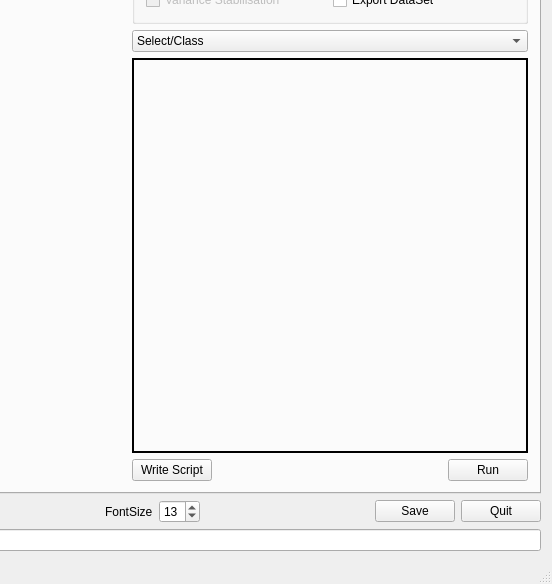
This is metabolabpy/ui/metabolabpy_mainwindow_mac.ui in ludwigc/metabolabpy as Qt 5 draws it before an edit; both pictures show x 786 to 1338 and y 203 to 787 of the 1338 by 787 pixel window. The edited form follows.
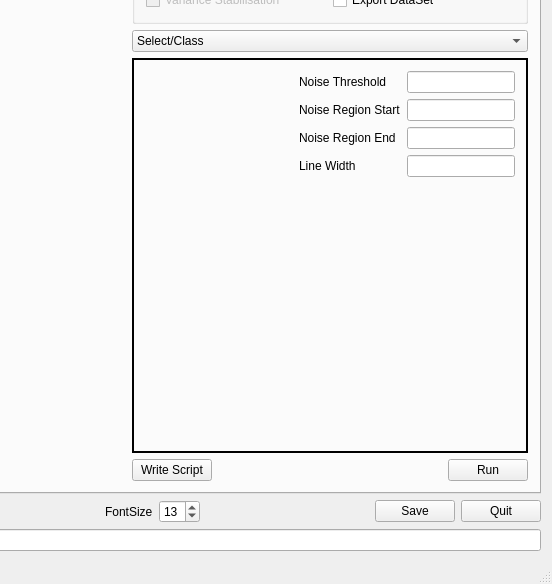
This is the edited form. The open tabs and pages were chosen to show the change. Custom widgets are drawn as their Qt base class.

Commit message: data pre-processing options finished

The edit to the form file:
```diff
--- a/metabolabpy/ui/metabolabpy_mainwindow_mac.ui
+++ b/metabolabpy/ui/metabolabpy_mainwindow_mac.ui
@@ -426,8 +426,150 @@
              </layout>
             </widget>
             <widget class="QWidget" name="segmentalAlignmentTab"/>
-            <widget class="QWidget" name="noiseFilteringTab"/>
-            <widget class="QWidget" name="bucketSpectraTab"/>
+            <widget class="QWidget" name="noiseFilteringTab">
+             <layout class="QGridLayout" name="gridLayout_15">
+              <item row="0" column="0">
+               <spacer name="horizontalSpacer_8">
+                <property name="orientation">
+                 <enum>Qt::Horizontal</enum>
+                </property>
+                <property name="sizeHint" stdset="0">
+                 <size>
+                  <width>136</width>
+                  <height>20</height>
+                 </size>
+                </property>
+               </spacer>
+              </item>
+              <item row="0" column="1">
+               <layout class="QHBoxLayout" name="horizontalLayout_45">
+                <item>
+                 <layout class="QVBoxLayout" name="verticalLayout_16">
+                  <item>
+                   <widget class="QLabel" name="label_59">
+                    <property name="text">
+                     <string>Noise Threshold</string>
+                    </property>
+                   </widget>
+                  </item>
+                  <item>
+                   <widget class="QLabel" name="label_60">
+                    <property name="text">
+                     <string>Noise Region Start</string>
+                    </property>
+                   </widget>
+                  </item>
+                  <item>
+                   <widget class="QLabel" name="label_61">
+                    <property name="text">
+                     <string>Noise Region End</string>
+                    </property>
+                   </widget>
+                  </item>
+                  <item>
+                   <widget class="QLabel" name="label_62">
+                    <property name="text">
+                     <string>Line Width</string>
+                    </property>
+                   </widget>
+                  </item>
+                 </layout>
+                </item>
+                <item>
+                 <layout class="QVBoxLayout" name="verticalLayout_15">
+                  <item>
+                   <widget class="QLineEdit" name="noiseThresholdLE"/>
+                  </item>
+                  <item>
+                   <widget class="QLineEdit" name="noiseRegionStartLE"/>
+                  </item>
+                  <item>
+                   <widget class="QLineEdit" name="noiseRegionEndLE"/>
+                  </item>
+                  <item>
+                   <widget class="QLineEdit" name="thLineWidthLE"/>
+                  </item>
+                 </layout>
+                </item>
+               </layout>
+              </item>
+              <item row="1" column="1">
+               <spacer name="verticalSpacer_6">
+                <property name="orientation">
+                 <enum>Qt::Vertical</enum>
+                </property>
+                <property name="sizeHint" stdset="0">
+                 <size>
+                  <width>20</width>
+                  <height>198</height>
+                 </size>
+                </property>
+               </spacer>
+              </item>
+             </layout>
+            </widget>
+            <widget class="QWidget" name="bucketSpectraTab">
+             <layout class="QGridLayout" name="gridLayout_16">
+              <item row="0" column="1">
+               <spacer name="verticalSpacer_7">
+                <property name="orientation">
+                 <enum>Qt::Vertical</enum>
+                </property>
+                <property name="sizeHint" stdset="0">
+                 <size>
+                  <width>20</width>
+                  <height>229</height>
+                 </size>
+                </property>
+               </spacer>
+              </item>
+              <item row="1" column="0">
+               <spacer name="horizontalSpacer_26">
+                <property name="orientation">
+                 <enum>Qt::Horizontal</enum>
+                </property>
+                <property name="sizeHint" stdset="0">
+                 <size>
+                  <width>136</width>
+                  <height>20</height>
+                 </size>
+                </property>
+               </spacer>
+              </item>
+              <item row="1" column="1">
+               <layout class="QHBoxLayout" name="horizontalLayout_46">
+                <item>
+                 <layout class="QVBoxLayout" name="verticalLayout_17">
+                  <item>
+                   <widget class="QLabel" name="label_63">
+                    <property name="text">
+                     <string>Bucket ppm</string>
+                    </property>
+                   </widget>
+                  </item>
+                  <item>
+                   <widget class="QLabel" name="label_64">
+                    <property name="text">
+                     <string>Bucket data points</string>
+                    </property>
+                   </widget>
+                  </item>
+                 </layout>
+                </item>
+                <item>
+                 <layout class="QVBoxLayout" name="verticalLayout_18">
+                  <item>
+                   <widget class="QLineEdit" name="bucketPpmLE"/>
+                  </item>
+                  <item>
+                   <widget class="QLineEdit" name="bucketDataPointsLE"/>
+                  </item>
+                 </layout>
+                </item>
+               </layout>
+              </item>
+             </layout>
+            </widget>
             <widget class="QWidget" name="compressBucketsTab"/>
             <widget class="QWidget" name="scaleSpectraTab"/>
             <widget class="QWidget" name="varianceStabilisationTab"/>
```
The commit also changes 2 other files.
